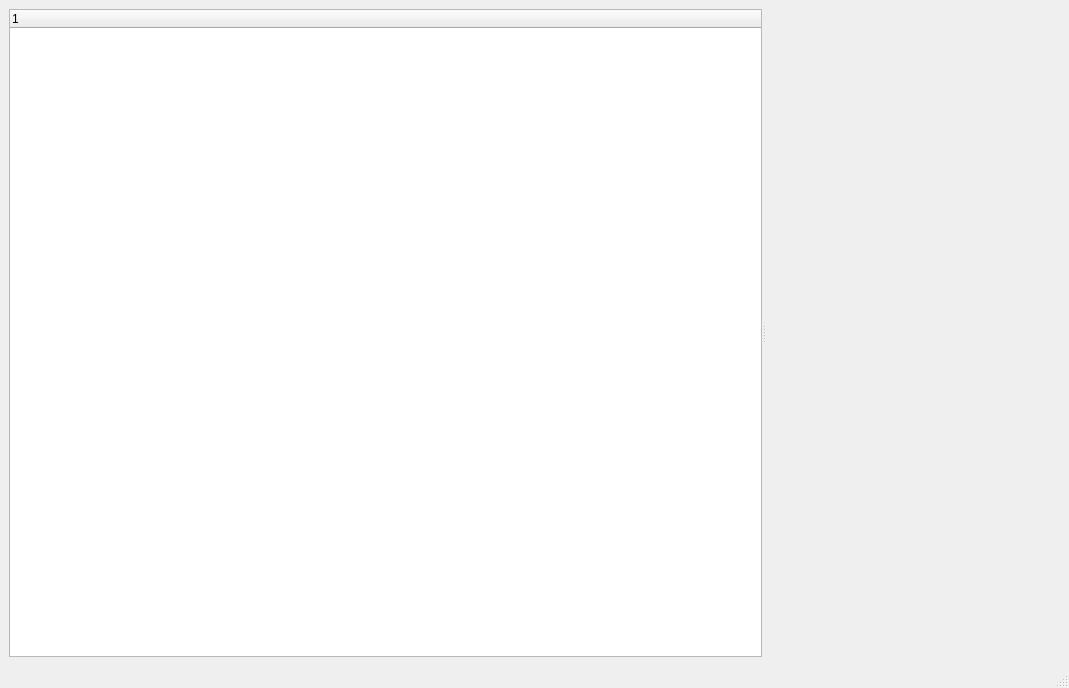
Before: the Qt Designer form src/main/ui/main_window.ui in muon23/anychat, drawn with Qt 5.
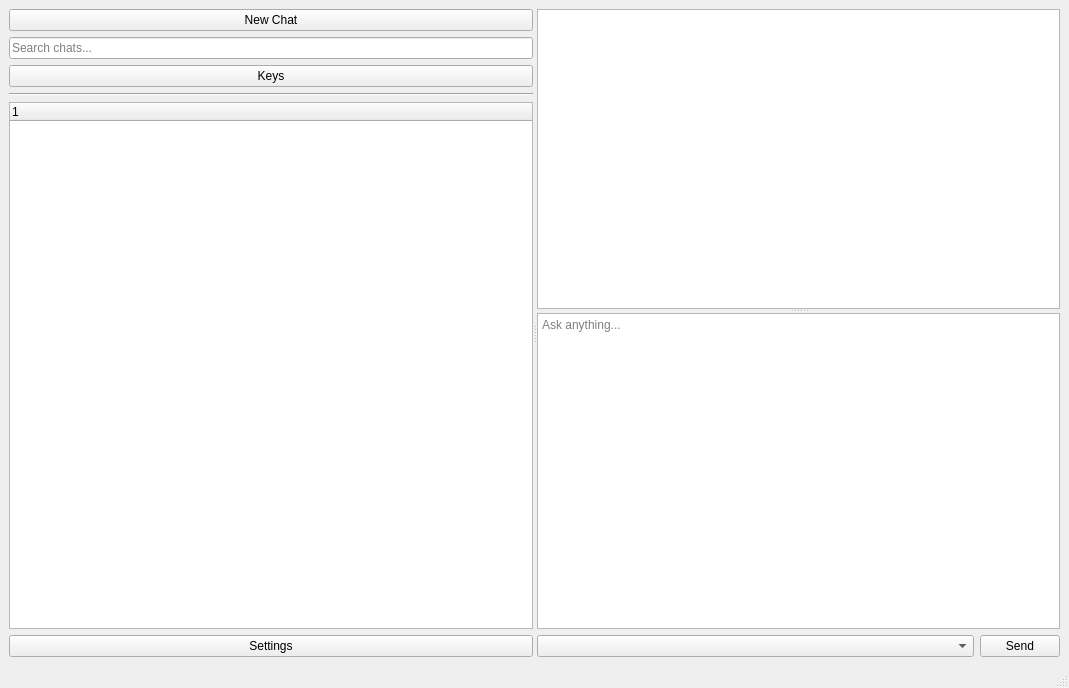
After: the same form once the commit is applied.

Commit message: UI LLM key and model selection worked.

The edit to the form file:
```diff
--- a/src/main/ui/main_window.ui
+++ b/src/main/ui/main_window.ui
@@ -14,32 +14,145 @@
    <string>MainWindow</string>
   </property>
   <widget class="QWidget" name="centralwidget">
-   <layout class="QVBoxLayout" name="verticalLayout">
+            <layout class="QVBoxLayout" name="verticalLayout_3">
     <item>
      <widget class="QSplitter" name="mainSplitter">
       <property name="orientation">
        <enum>Qt::Orientation::Horizontal</enum>
       </property>
-      <widget class="QTreeWidget" name="chatHistoryTree">
+                        <widget class="QWidget" name="leftPanelWidget" native="true">
        <property name="baseSize">
         <size>
          <width>200</width>
          <height>0</height>
         </size>
        </property>
+                            <layout class="QVBoxLayout" name="verticalLayout">
+                                <item>
+                                    <widget class="QPushButton" name="newChatButton">
+                                        <property name="text">
+                                            <string>New Chat</string>
+                                        </property>
+                                    </widget>
+                                </item>
+                                <item>
+                                    <widget class="QLineEdit" name="searchBar">
+                                        <property name="placeholderText">
+                                            <string>Search chats...</string>
+                                        </property>
+                                    </widget>
+                                </item>
+                                <item>
+                                    <widget class="QPushButton" name="keysButton">
+                                        <property name="text">
+                                            <string>Keys</string>
+                                        </property>
+                                    </widget>
+                                </item>
+                                <item>
+                                    <widget class="Line" name="line">
+                                        <property name="orientation">
+                                            <enum>Qt::Orientation::Horizontal</enum>
+                                        </property>
+                                    </widget>
+                                </item>
+                                <item>
+                                    <widget class="QTreeWidget" name="chatHistoryTree">
+                                        <property name="sizePolicy">
+                                            <sizepolicy hsizetype="Expanding" vsizetype="Expanding">
+                                                <horstretch>0</horstretch>
+                                                <verstretch>1</verstretch>
+                                            </sizepolicy>
+                                        </property>
        <column>
         <property name="text">
          <string notr="true">1</string>
         </property>
        </column>
       </widget>
-      <widget class="QWidget" name="widget" native="true">
+                                </item>
+                                <item>
+                                    <widget class="QPushButton" name="settingsButton">
+                                        <property name="text">
+                                            <string>Settings</string>
+                                        </property>
+                                    </widget>
+                                </item>
+                            </layout>
+                        </widget>
+                        <widget class="QWidget" name="rightPanelWidget" native="true">
        <property name="baseSize">
         <size>
          <width>600</width>
          <height>0</height>
         </size>
        </property>
+                            <layout class="QVBoxLayout" name="verticalLayout_2">
+                                <item>
+                                    <widget class="QSplitter" name="chatAreaSplitter">
+                                        <property name="orientation">
+                                            <enum>Qt::Orientation::Vertical</enum>
+                                        </property>
+                                        <widget class="QTextEdit" name="chatDisplay">
+                                            <property name="readOnly">
+                                                <bool>true</bool>
+                                            </property>
+                                        </widget>
+                                        <widget class="QWidget" name="inputContainer" native="true">
+                                            <layout class="QVBoxLayout" name="inputContainerLayout">
+                                                <item>
+                                                    <!--
+                                                      Item 1: Message input text edit.
+                                                      It now has a vertical stretch of 1 to expand.
+                                                    -->
+                                                    <widget class="QTextEdit" name="messageInput">
+                                                        <property name="sizePolicy">
+                                                            <sizepolicy hsizetype="Expanding" vsizetype="Expanding">
+                                                                <horstretch>0</horstretch>
+                                                                <verstretch>1</verstretch>
+                                                            </sizepolicy>
+                                                        </property>
+                                                        <property name="placeholderText">
+                                                            <string>Ask anything...</string>
+                                                        </property>
+                                                    </widget>
+                                                </item>
+                                                <item>
+                                                    <!--
+                                                      Item 2: New horizontal layout for controls
+                                                    -->
+                                                    <layout class="QHBoxLayout" name="bottomControlsLayout">
+                                                        <item>
+                                                            <!--
+                                                              Model ComboBox is now inside the new layout.
+                                                              It has a horizontal stretch of 1 to expand.
+                                                            -->
+                                                            <widget class="QComboBox" name="modelComboBox">
+                                                                <property name="sizePolicy">
+                                                                    <sizepolicy hsizetype="Preferred" vsizetype="Fixed">
+                                                                        <horstretch>1</horstretch>
+                                                                        <verstretch>0</verstretch>
+                                                                    </sizepolicy>
+                                                                </property>
+                                                            </widget>
+                                                        </item>
+                                                        <item>
+                                                            <!--
+                                                              Send Button is now inside the new layout
+                                                            -->
+                                                            <widget class="QPushButton" name="sendButton">
+                                                                <property name="text">
+                                                                    <string>Send</string>
+                                                                </property>
+                                                            </widget>
+                                                        </item>
+                                                    </layout>
+                                                </item>
+                                            </layout>
+                                        </widget>
+                                    </widget>
+                                </item>
+                            </layout>
       </widget>
      </widget>
     </item>
```
Left out of the diff: 3 changed lines with no effect on the pictures. Lines whose indentation alone changed are shown as unchanged. The commit also changes 9 other files.
